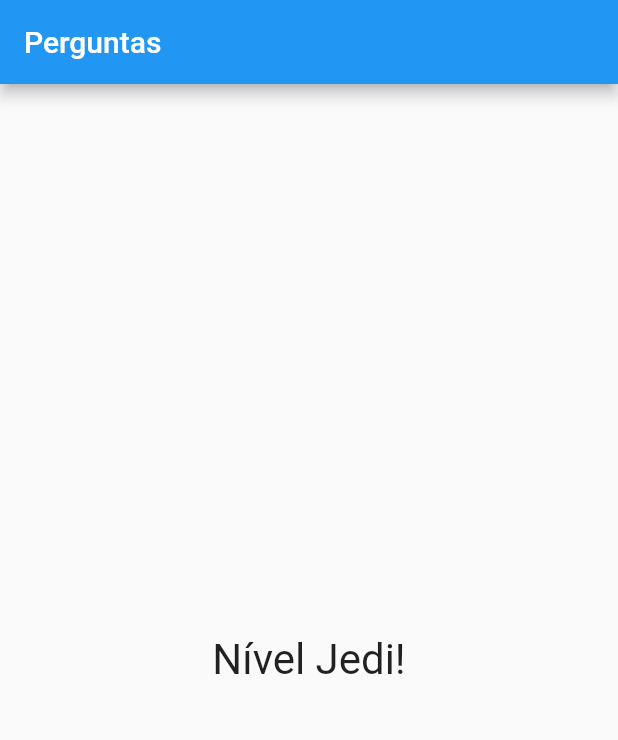
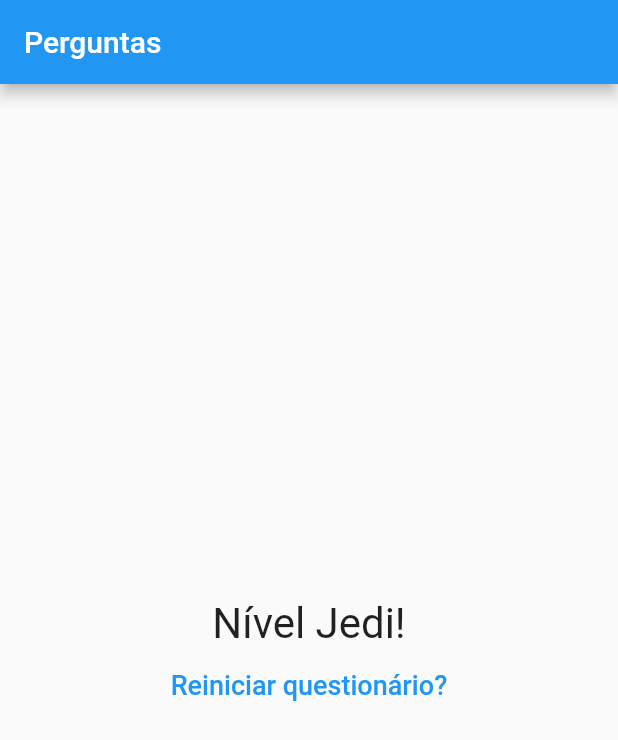
Before and after one commit to phcbarros/Flutter, a Flutter app: the screen it shows after launch, after a tap on "Azul", after a tap on "Gato", after a tap on "Homem de Ferro", on a phone screen of 412 x 824 dp. Shown: the top 740 px of the screen. Run offline on Flutter 3.47's test engine with Material 2 defaults, Android fonts, the phone set to English and light mode, and no system bars.

Commit message:
Curso Flutter - 02 Noções Básicas de Flutter - 58 Reiniciando Questionário

```diff
--- a/curso_flutter/projeto_perguntas/lib/main.dart
+++ b/curso_flutter/projeto_perguntas/lib/main.dart
@@ -11,29 +11,29 @@ class _PerguntaAppState extends State<PerguntaApp> {
     {
       'texto': 'Qual é a sua cor favorita?',
       'respostas': [
-        {'texto': 'Azul', 'pontuacao': 10 },
-        {'texto': 'Vermelho', 'pontuacao': 3 },
-        {'texto': 'Verde', 'pontuacao': 5 },
-        {'texto': 'Preto', 'pontuacao': 4 },
+        {'texto': 'Azul', 'pontuacao': 10},
+        {'texto': 'Vermelho', 'pontuacao': 3},
+        {'texto': 'Verde', 'pontuacao': 2},
+        {'texto': 'Preto', 'pontuacao': 4},
       ]
     },
     {
       'texto': 'Qual é o seu animal favorito?',
       'respostas': [
-        {'texto': 'Cachorro', 'pontuacao': 5 },
-        {'texto': 'Gato', 'pontuacao': 10 },
-        {'texto': 'Boi', 'pontuacao': 2 },
-        {'texto': 'Peixe', 'pontuacao': 3 },
+        {'texto': 'Cachorro', 'pontuacao': 5},
+        {'texto': 'Gato', 'pontuacao': 10},
+        {'texto': 'Boi', 'pontuacao': 2},
+        {'texto': 'Peixe', 'pontuacao': 3},
       ]
     },
     {
       'texto': 'Qual o seu filme favorito?',
       'respostas': [
-        {'texto': 'Moana', 'pontuacao': 5 },
-        {'texto': 'Vigadores', 'pontuacao': 8 },
-        {'texto': 'Homem de Ferro', 'pontuacao': 10 },
-        {'texto': 'Thor', 'pontuacao': 3 },
-        {'texto': 'Capitão América', 'pontuacao': 7 },
+        {'texto': 'Moana', 'pontuacao': 4},
+        {'texto': 'Vigadores', 'pontuacao': 5},
+        {'texto': 'Homem de Ferro', 'pontuacao': 10},
+        {'texto': 'Thor', 'pontuacao': 3},
+        {'texto': 'Capitão América', 'pontuacao': 7},
       ]
     }
   ];
@@ -53,6 +53,13 @@ class _PerguntaAppState extends State<PerguntaApp> {
     print(_pontuacaoTotal);
   }
 
+  void _reiniciarQuestionario() {
+    setState(() {
+      _perguntaSelecionada = 0;
+      _pontuacaoTotal = 0;
+    });
+  }
+
   @override
   Widget build(BuildContext context) {
     return MaterialApp(
@@ -65,7 +72,8 @@ class _PerguntaAppState extends State<PerguntaApp> {
                   perguntas: _perguntas,
                   perguntaSelecionada: _perguntaSelecionada,
                   responder: _responder)
-              : Resultado(_pontuacaoTotal)),
+              : Resultado(_pontuacaoTotal, _reiniciarQuestionario)
+      ),
     );
   }
 }
--- a/curso_flutter/projeto_perguntas/lib/resultado.dart
+++ b/curso_flutter/projeto_perguntas/lib/resultado.dart
@@ -2,8 +2,9 @@ import 'package:flutter/material.dart';
 
 class Resultado extends StatelessWidget {
   final int pontuacao;
+  final void Function() quandoReinciarQuestionario;
 
-  Resultado(this.pontuacao);
+  Resultado(this.pontuacao, this.quandoReinciarQuestionario);
 
   String get resultado {
     if (pontuacao < 8)
@@ -18,11 +19,24 @@ class Resultado extends StatelessWidget {
 
   @override
   Widget build(BuildContext context) {
-    return Center(
-      child: Text(
-        resultado,
-        style: TextStyle(fontSize: 28),
-      ),
+    return Column(
+      mainAxisAlignment: MainAxisAlignment.center,
+      crossAxisAlignment: CrossAxisAlignment.center,
+      children: [
+        Center(
+          child: Text(
+            resultado,
+            style: TextStyle(fontSize: 28),
+          ),
+        ),
+        TextButton(
+          onPressed: quandoReinciarQuestionario,
+          child: Text(
+            'Reiniciar questionário?',
+            style: TextStyle(fontSize: 18),
+            )
+        )
+      ],
     );
   }
 }
```
